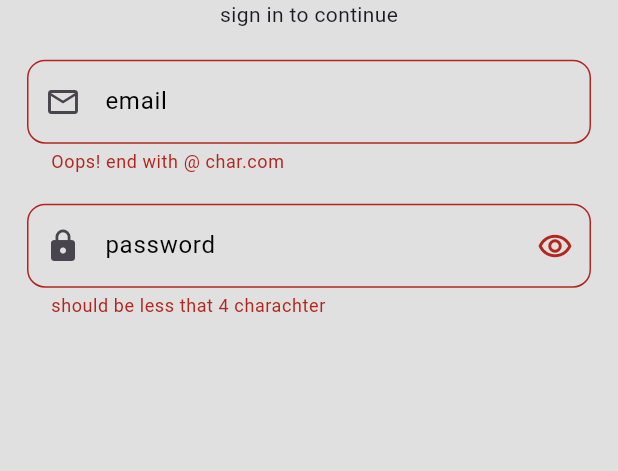
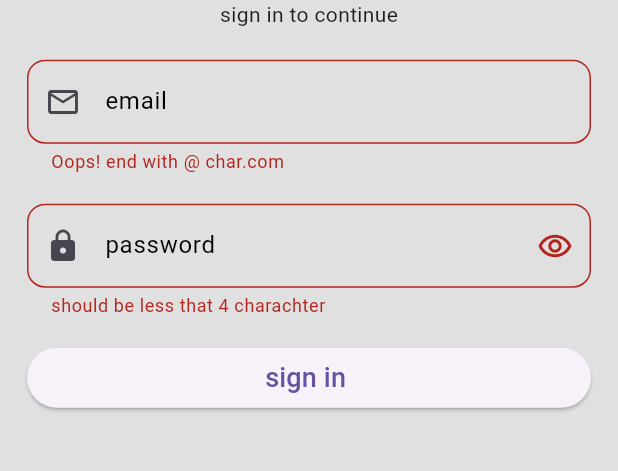
Before and after one commit to ayaosama14/chat_app, a Flutter app: the screen it shows after launch, on a phone screen of 412 x 824 dp, the part 387-858 px from its top. Run offline on Flutter 3.47's test engine with Material 3 defaults, Android fonts, the phone set to English and light mode, and no system bars.

Commit message:
add home view as second route

```diff
--- a/lib/authintication/views/view/login_view.dart
+++ b/lib/authintication/views/view/login_view.dart
@@ -1,5 +1,6 @@
 import 'package:chating_app/authintication/views/widget/custom_text_field.dart';
 import 'package:chating_app/core/spacer.dart';
+import 'package:chating_app/home/views/home_view.dart';
 import 'package:flutter/material.dart';
 
 class LoginView extends StatefulWidget {
@@ -25,9 +26,6 @@ class _LoginViewState extends State<LoginView> {
     controller.dispose();
     super.dispose();
   }
-
-
-
 
   // Regex Reguler experission
 
@@ -89,11 +87,24 @@ class _LoginViewState extends State<LoginView> {
                 suffixIcon: const Icon(Icons.remove_red_eye_outlined),
                 myController: passwordController,
                 validator: (String? value) {
-                    return value!.isEmpty
+                  return (value!.isEmpty || value.length <= 4)
                       ? 'should be less that 4 charachter'
                       : null;
                 },
               ),
+              spacerH20,
+              SizedBox(
+                height: 40,
+                child: ElevatedButton(
+                  onPressed: () {
+                    Navigator.pushNamed(context, HomeView.id);
+                  },
+                  child: const Text(
+                    "sign in ",
+                    style: TextStyle(fontSize: 18),
+                  ),
+                ),
+              )
             ],
           ),
         ),
--- a/lib/chat_app.dart
+++ b/lib/chat_app.dart
@@ -1,4 +1,5 @@
 import 'package:chating_app/authintication/views/view/login_view.dart';
+import 'package:chating_app/home/views/home_view.dart';
 import 'package:flutter/material.dart';
 
 class MyChatApp extends StatelessWidget {
@@ -11,7 +12,10 @@ class MyChatApp extends StatelessWidget {
         title: 'Flutter chat app',
         theme: ThemeData(scaffoldBackgroundColor: Colors.black12),
         initialRoute: LoginView.id,
-        routes: {LoginView.id: (BuildContext context) => LoginView()},
-        home: LoginView());
+        routes: {
+          LoginView.id: (BuildContext context) => const LoginView(),
+          HomeView.id: (BuildContext context) => const HomeView()
+        },
+        home: const LoginView());
   }
 }
```
Also changed, not shown: lib/home/views/home_view.dart (added, +16 -0 lines). Lines whose indentation alone changed are shown as unchanged.
